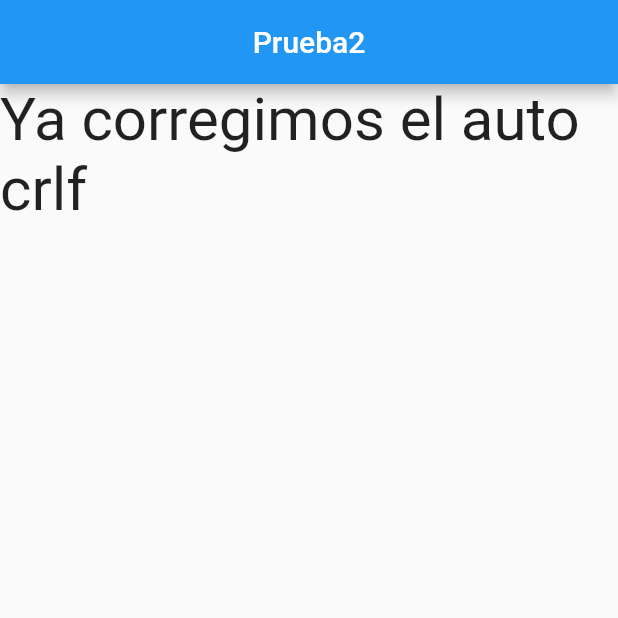
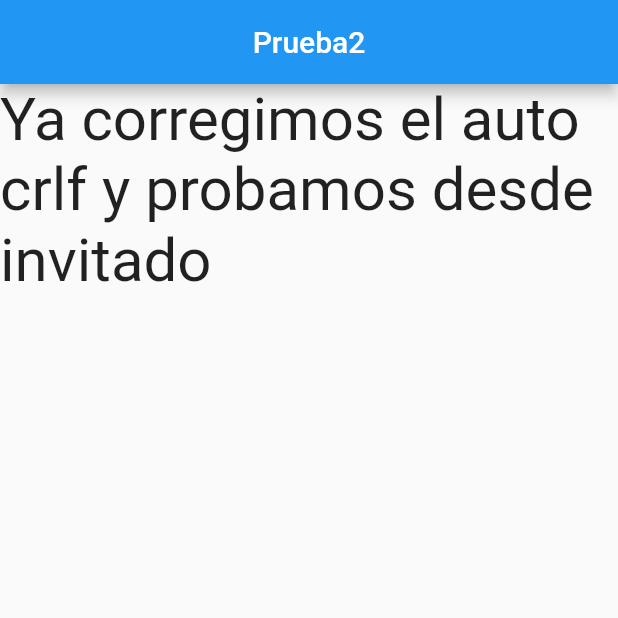
Before and after one commit to PedroCristobal/prueba_perfil, a Flutter app: the screen it shows after launch, on a phone screen of 412 x 824 dp, the top half of it. Run offline on Flutter 3.47's test engine with Material 2 defaults, Android fonts, the phone set to English and light mode, and no system bars.

Commit message:
probamos desde invitado

```diff
--- a/lib/pages/principal.dart
+++ b/lib/pages/principal.dart
@@ -7,7 +7,7 @@ class Principal extends StatelessWidget {
   Widget build(BuildContext context) {
     return Container(
       child: Text(
-        'Ya corregimos el auto crlf',
+        'Ya corregimos el auto crlf y probamos desde invitado',
         style: TextStyle(
           fontSize: 40
         ),
```
Also changed, not shown: pubspec.lock.
